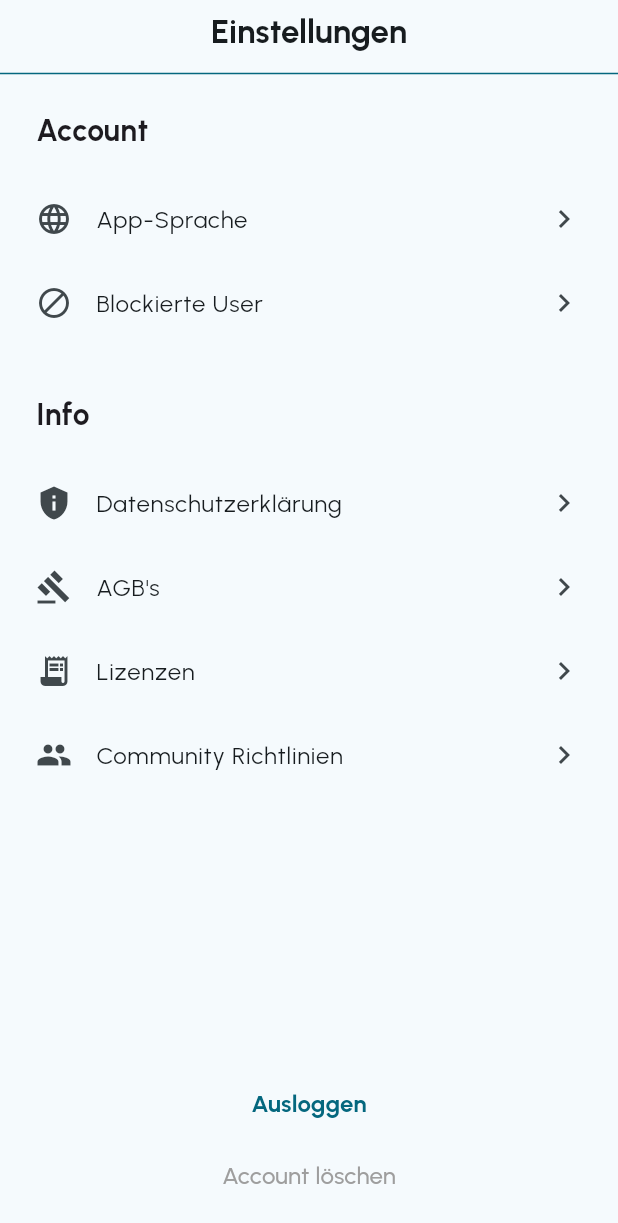
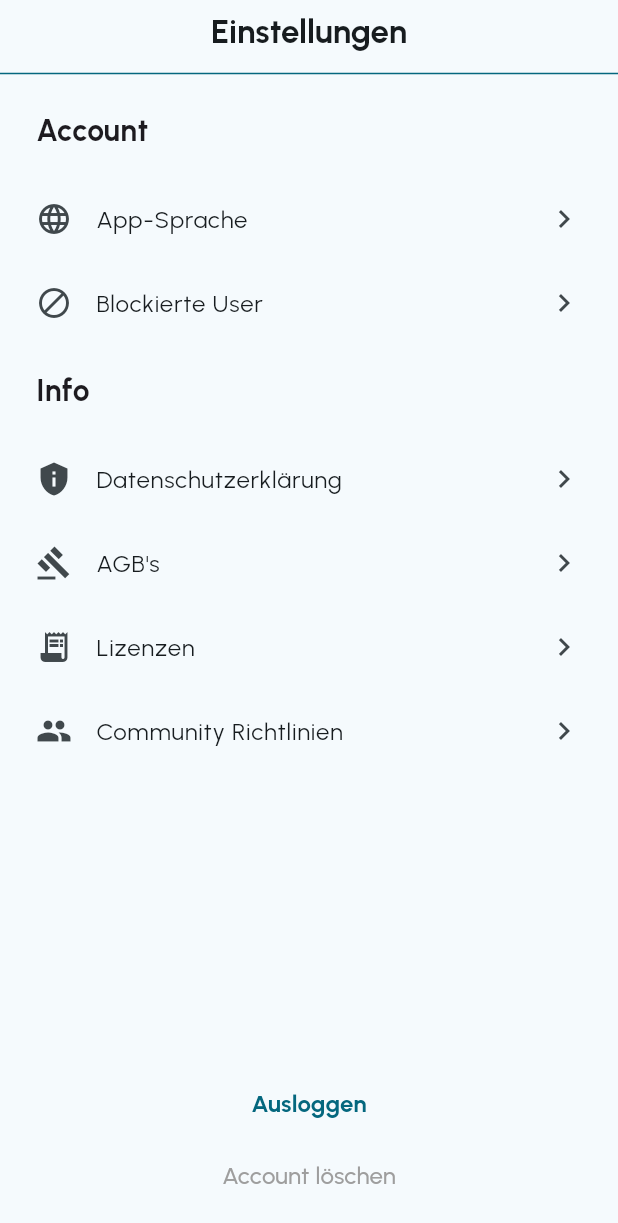
Before and after one commit to Belladonnixi/tasksheet_erster_flutter_screen, a Flutter app: the screen it shows after launch, on a phone screen of 412 x 824 dp. Shown: the top 1223 px of the screen. Run offline on Flutter 3.47's test engine with Material 3 defaults, Android fonts, the phone set to English and light mode, and no system bars; our stand-ins replace flutter_riverpod, google_fonts, riverpod_annotation; generated files the repository leaves out were written again.

Commit message:
add fix for small screens

```diff
--- a/lib/presentation/settings.dart
+++ b/lib/presentation/settings.dart
@@ -66,14 +66,13 @@ class SettingsScreen extends ConsumerWidget {
                           trailing: const Icon(Icons.chevron_right),
                           onTap: item.onTap,
                         ),
-                      const SizedBox(height: 16),
                     ],
                   ],
                 ),
               ),
               // Bereich am unteren Rand der Seite mit Buttons
               Padding(
-                padding: const EdgeInsets.all(16.0),
+                padding: const EdgeInsets.fromLTRB(0, 0, 0, 16),
                 child: Column(
                   mainAxisSize: MainAxisSize.min,
                   children: [
```
